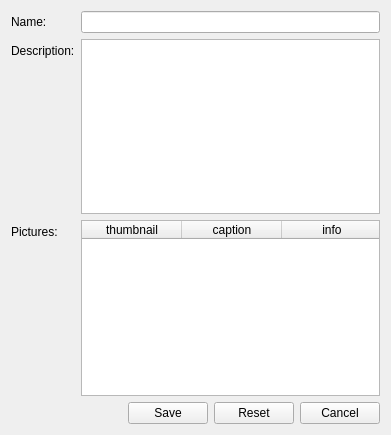
This is qt/apps/configurator/forms/feature_edit.ui in Wolframe/qtClient as Qt 5 draws it before an edit. The edited form follows.
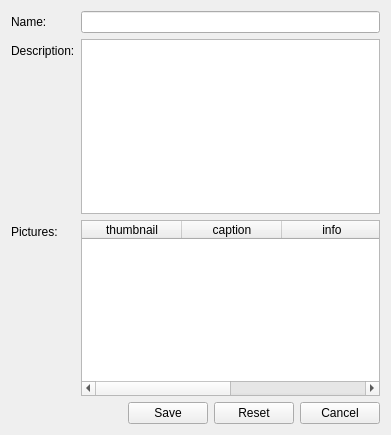
This is the edited form.

Commit message: broke more things in qtclient added horizontal scrolling if needed in configurator ui

Patch:
```diff
--- a/qt/apps/configurator/forms/feature_edit.ui
+++ b/qt/apps/configurator/forms/feature_edit.ui
@@ -66,7 +66,7 @@
    <item row="2" column="1">
     <widget class="QTableWidget" name="picture">
      <property name="horizontalScrollBarPolicy">
-      <enum>Qt::ScrollBarAlwaysOff</enum>
+      <enum>Qt::ScrollBarAsNeeded</enum>
      </property>
      <property name="alternatingRowColors">
       <bool>true</bool>
```
The commit also changes 7 other files.
